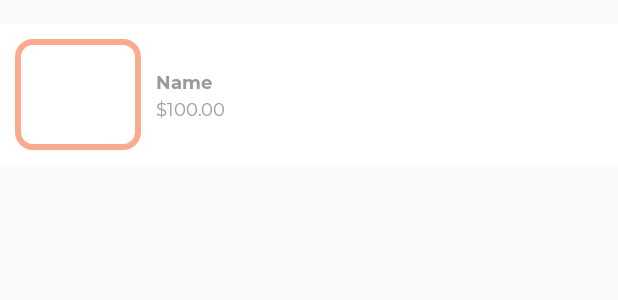
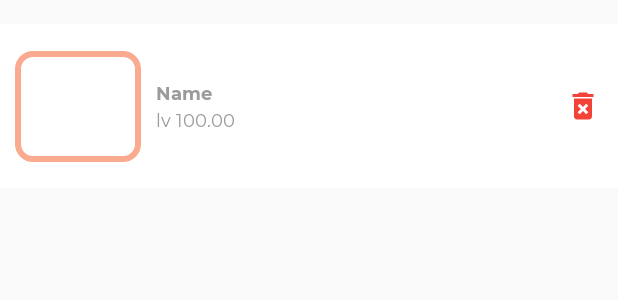
Before and after one commit to ahmedazizou/MyDealAPP, an Android app: the layout itemlist_layout.xml on its own in the app's theme, with its tools: preview values and no code run, on a phone screen of 412 x 824 dp. Shown: the top 300 px of the screen. Run offline under Robolectric (Android 15) with nearby library versions, the phone set to English and light mode, and no system bars.

Commit message:
layout deleting item

```diff
--- a/app/src/main/java/com/example/mydeal/ui/adapters/DashboardItemsListAdapter.kt
+++ b/app/src/main/java/com/example/mydeal/ui/adapters/DashboardItemsListAdapter.kt
@@ -1,7 +1,6 @@
 package com.example.mydeal.ui.adapters
 
 import android.annotation.SuppressLint
-import android.content.ClipData
 import android.content.Context
 import android.view.LayoutInflater
 import android.view.View
--- /dev/null
+++ b/app/src/main/res/drawable/ic_baseline_delete_forever_24.xml
@@ -0,0 +1,5 @@
+<vector android:height="24dp" android:tint="#F44336"
+    android:viewportHeight="24" android:viewportWidth="24"
+    android:width="24dp" xmlns:android="http://schemas.android.com/apk/res/android">
+    <path android:fillColor="@android:color/white" android:pathData="M6,19c0,1.1 0.9,2 2,2h8c1.1,0 2,-0.9 2,-2L18,7L6,7v12zM8.46,11.88l1.41,-1.41L12,12.59l2.12,-2.12 1.41,1.41L13.41,14l2.12,2.12 -1.41,1.41L12,15.41l-2.12,2.12 -1.41,-1.41L10.59,14l-2.13,-2.12zM15.5,4l-1,-1h-5l-1,1L5,4v2h14L19,4z"/>
+</vector>
--- a/app/src/main/res/layout/itemlist_layout.xml
+++ b/app/src/main/res/layout/itemlist_layout.xml
@@ -38,17 +38,17 @@
             android:gravity="center"
             android:orientation="vertical"
             app:layout_constraintBottom_toBottomOf="parent"
+            app:layout_constraintEnd_toStartOf="@id/ib_delete_item"
             app:layout_constraintStart_toEndOf="@id/ll_item_image"
             app:layout_constraintTop_toTopOf="parent">
 
         <com.example.mydeal.utils.MyDealTextViewBold
                 android:id="@+id/tv_item_name"
-                android:layout_width="114dp"
+                android:layout_width="261dp"
                 android:layout_height="wrap_content"
                 android:textColor="@color/colorDGrey"
                 android:textSize="12sp"
                 tools:text="Name"/>
-
         <com.example.mydeal.utils.MyDealTextView
                 android:id="@+id/tv_item_price"
                 android:layout_width="match_parent"
@@ -57,8 +57,22 @@
                 android:textColor="@color/colorDGrey"
                 android:textSize="12sp"
                 android:textStyle="bold"
-                tools:text="$100.00" />
+                tools:text="lv 100.00" />
     </LinearLayout>
+    <ImageButton
+            android:id="@+id/ib_delete_item"
+            android:layout_width="27dp"
+            android:layout_height="89dp"
+            android:background="@android:color/transparent"
+            android:contentDescription="@string/content_description"
+            android:foreground="?attr/selectableItemBackgroundBorderless"
+            android:padding="5dp"
+            android:src="@drawable/ic_baseline_delete_forever_24"
+            app:layout_constraintEnd_toEndOf="parent"
+            app:layout_constraintStart_toEndOf="@id/ll_product_details"
+            app:layout_constraintTop_toTopOf="parent"/>
+
+
 
 
 
```
Also changed, not shown: app/src/main/java/com/example/mydeal/ui/adapters/MyItemsListAdapter.kt (+8 -1 lines), app/src/main/java/com/example/mydeal/ui/fragments/ProductsFragment.kt (+10 -1 lines).
